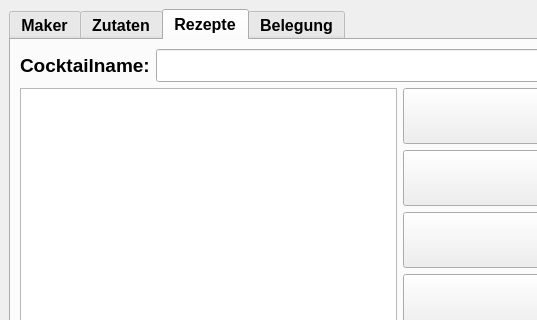
The window that src/ui_elements/Cocktailmanager_2.ui (AndreWohnsland/CocktailBerry) describes before a commit, drawn with Qt 5; both pictures show x 0 to 537 and y 0 to 320 of the 800 by 700 pixel window.
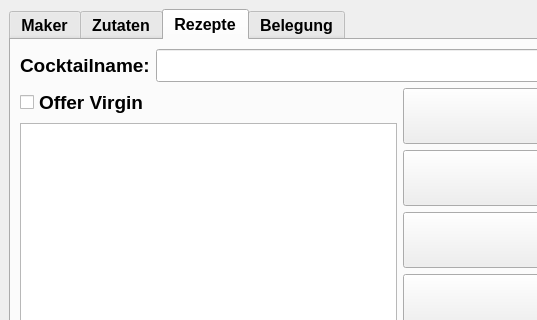
The same window after the commit. The open tabs and pages were chosen to show the change. Custom widgets are drawn as their Qt base class.

Commit message: Added ui things for virgin mode

The edit to the form file:
```diff
--- a/src/ui_elements/Cocktailmanager_2.ui
+++ b/src/ui_elements/Cocktailmanager_2.ui
@@ -1440,31 +1440,68 @@
           <item>
            <layout class="QHBoxLayout" name="horizontalLayout_3">
             <item>
-             <widget class="QListWidget" name="LWRezepte">
-              <property name="minimumSize">
-               <size>
-                <width>350</width>
-                <height>0</height>
-               </size>
-              </property>
-              <property name="maximumSize">
-               <size>
-                <width>900</width>
-                <height>1500</height>
-               </size>
-              </property>
-              <property name="font">
-               <font>
-                <pointsize>20</pointsize>
-               </font>
-              </property>
-              <property name="horizontalScrollBarPolicy">
-               <enum>Qt::ScrollBarAlwaysOff</enum>
-              </property>
-              <property name="sortingEnabled">
-               <bool>true</bool>
-              </property>
-             </widget>
+             <layout class="QVBoxLayout" name="verticalLayout_2">
+              <item>
+               <widget class="QCheckBox" name="offervirgin_checkbox">
+                <property name="maximumSize">
+                 <size>
+                  <width>300</width>
+                  <height>40</height>
+                 </size>
+                </property>
+                <property name="font">
+                 <font>
+                  <pointsize>14</pointsize>
+                 </font>
+                </property>
+                <property name="layoutDirection">
+                 <enum>Qt::LeftToRight</enum>
+                </property>
+                <property name="text">
+                 <string>Offer Virgin</string>
+                </property>
+                <property name="iconSize">
+                 <size>
+                  <width>50</width>
+                  <height>50</height>
+                 </size>
+                </property>
+                <property name="tristate">
+                 <bool>false</bool>
+                </property>
+                <property name="cssClass" stdset="0">
+                 <string>left-shift</string>
+                </property>
+               </widget>
+              </item>
+              <item>
+               <widget class="QListWidget" name="LWRezepte">
+                <property name="minimumSize">
+                 <size>
+                  <width>350</width>
+                  <height>0</height>
+                 </size>
+                </property>
+                <property name="maximumSize">
+                 <size>
+                  <width>900</width>
+                  <height>1500</height>
+                 </size>
+                </property>
+                <property name="font">
+                 <font>
+                  <pointsize>20</pointsize>
+                 </font>
+                </property>
+                <property name="horizontalScrollBarPolicy">
+                 <enum>Qt::ScrollBarAlwaysOff</enum>
+                </property>
+                <property name="sortingEnabled">
+                 <bool>true</bool>
+                </property>
+               </widget>
+              </item>
+             </layout>
             </item>
             <item>
              <layout class="QVBoxLayout" name="verticalLayout_16">
```
Left out of the diff: 507 changed lines with no effect on the pictures. The commit also changes 6 other files.
